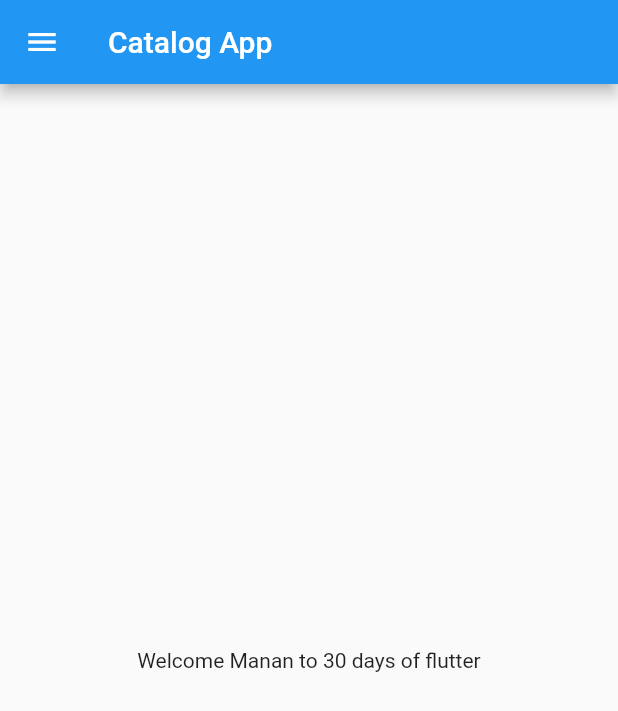
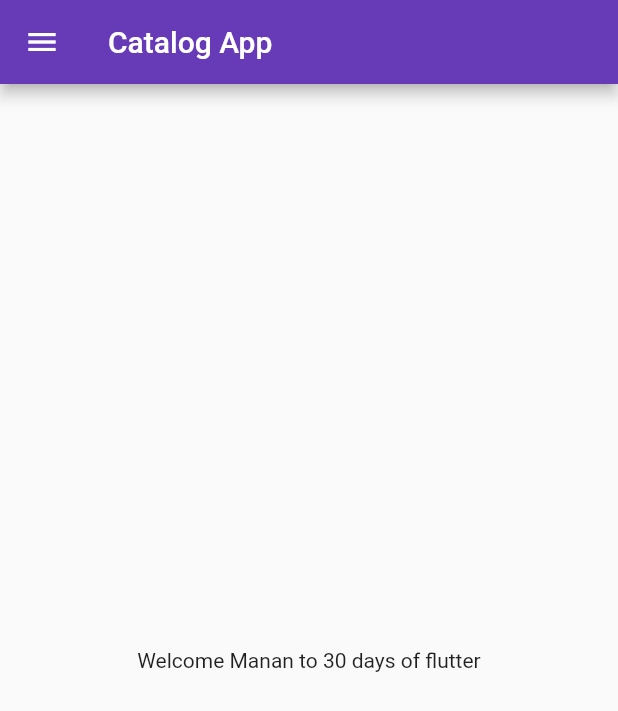
Before and after one commit to Manan-Chhajed/30-days-of-flutter, a Flutter app: the screen it shows after launch, on a phone screen of 412 x 824 dp. Shown: the top 711 px of the screen. Run offline on Flutter 3.47's test engine with Material 2 defaults, Android fonts, the phone set to English and light mode, and no system bars.

Commit message:
Day 3 completed

```diff
--- a/lib/main.dart
+++ b/lib/main.dart
@@ -1,4 +1,5 @@
-import 'package:first_app/home_page.dart';
+import 'package:first_app/pages/home_page.dart';
+import 'package:first_app/pages/login_page.dart';
 import 'package:flutter/material.dart';
 
 void main() {
@@ -10,10 +11,21 @@ class MyApp extends StatelessWidget {
 
   @override
   Widget build(BuildContext context) {
-
-
     return MaterialApp(
-      home: HomePage(),
+      // home: HomePage(),
+      themeMode: ThemeMode.light,
+      theme: ThemeData(
+        primarySwatch: Colors.deepPurple,
+      ),
+      darkTheme: ThemeData(
+        brightness: Brightness.dark,
+      ),
+      initialRoute: "/home",
+      routes: {
+        "/": (context) => LoginPage(),
+        "/home": (context) => HomePage(),
+        "/login": (context) => LoginPage(),
+      },
     );
   }
 }
```
Also changed, not shown: lib/pages/login_page.dart (added, +19 -0 lines), lib/pages/home_page.dart (renamed from lib/home_page.dart).
